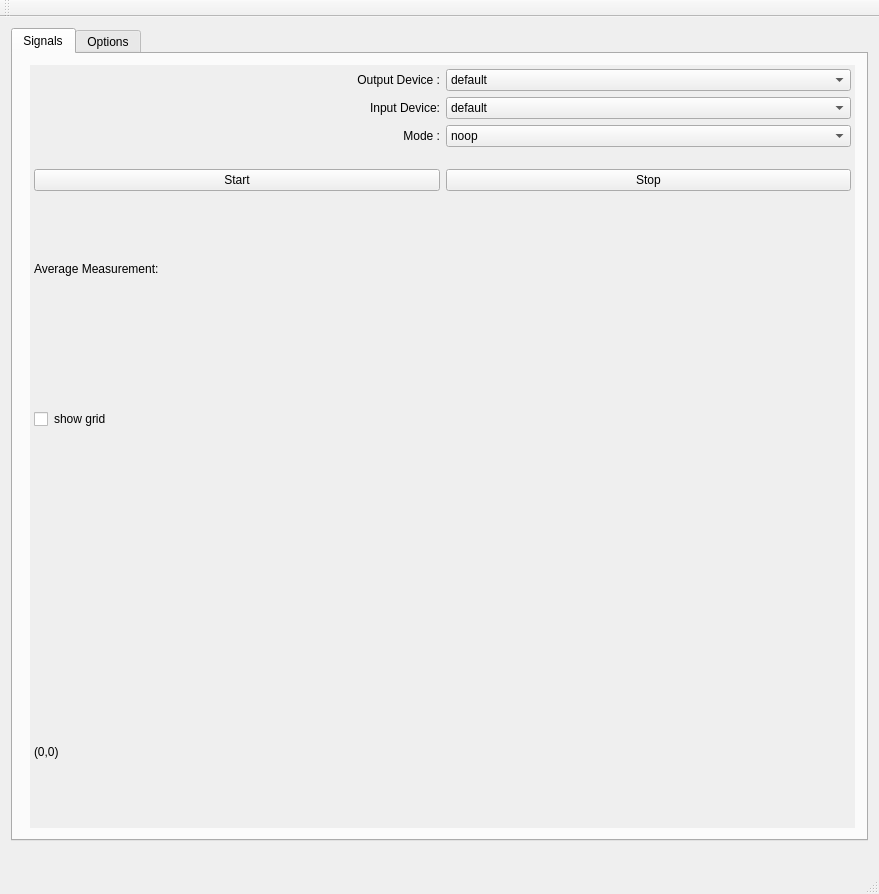
Above: src/gui/MainWindow.ui from gavv/signal-estimator before the change. Below: the same form after it.
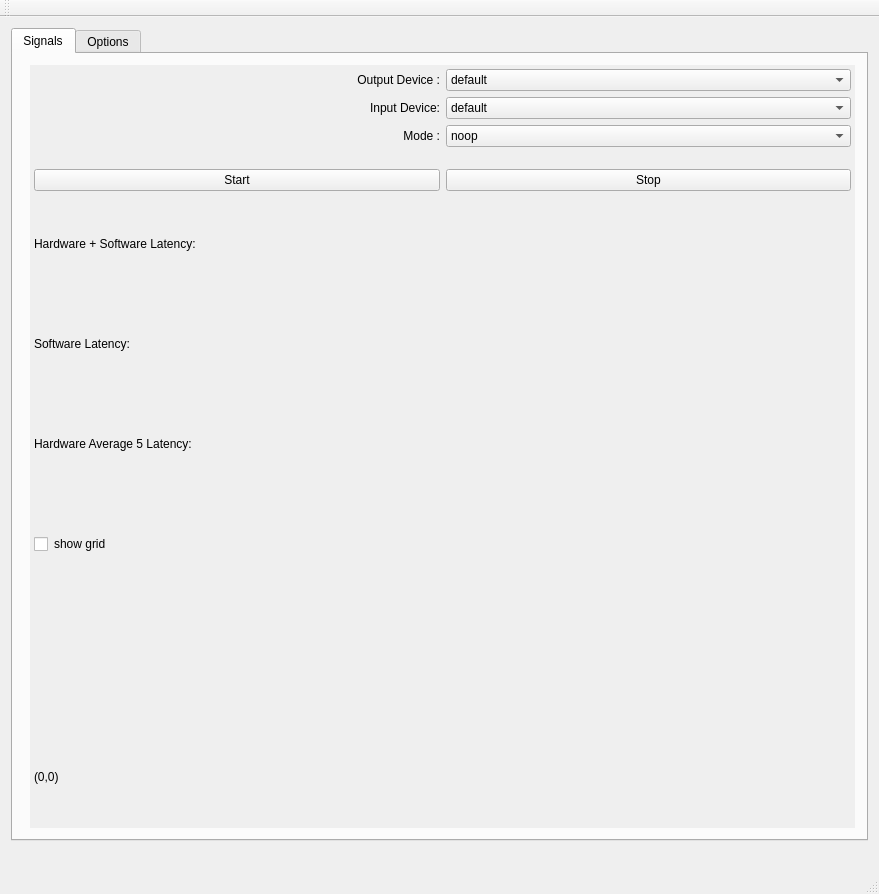
That is the form after the change. Custom widgets are drawn as their Qt base class.

Diff of the .ui file:
```diff
--- a/src/gui/MainWindow.ui
+++ b/src/gui/MainWindow.ui
@@ -203,12 +203,42 @@
               <item>
                <widget class="QLabel">
                 <property name="text">
-                 <string>Average Measurement: </string>
+                 <string>Hardware + Software Latency: </string>
                 </property>
                </widget>
               </item>
               <item>
-               <widget class="QLabel" name="averageMeasurementResult">
+               <widget class="QLabel" name="HwSwLatency">
+               </widget>
+              </item>
+             </layout>
+            </item>
+            <item>
+             <layout class="QHBoxLayout">
+              <item>
+               <widget class="QLabel">
+                <property name="text">
+                 <string>Software Latency: </string>
+                </property>
+               </widget>
+              </item>
+              <item>
+               <widget class="QLabel" name="SwLatency">
+               </widget>
+              </item>
+             </layout>
+            </item>
+            <item>
+             <layout class="QHBoxLayout">
+              <item>
+               <widget class="QLabel">
+                <property name="text">
+                 <string>Hardware Average 5 Latency: </string>
+                </property>
+               </widget>
+              </item>
+              <item>
+               <widget class="QLabel" name="HwAvg5Latency">
                </widget>
               </item>
              </layout>
```
